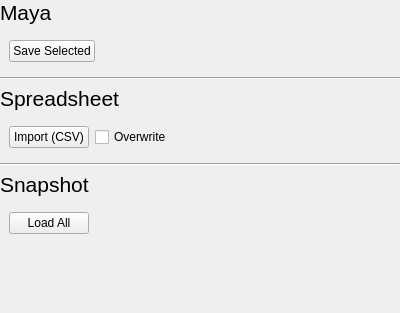
Above: resources/widget/tools/TrackwayImporterWidget/TrackwayImporterWidget.ui from sernst/Cadence before the change. Below: the same form after it.
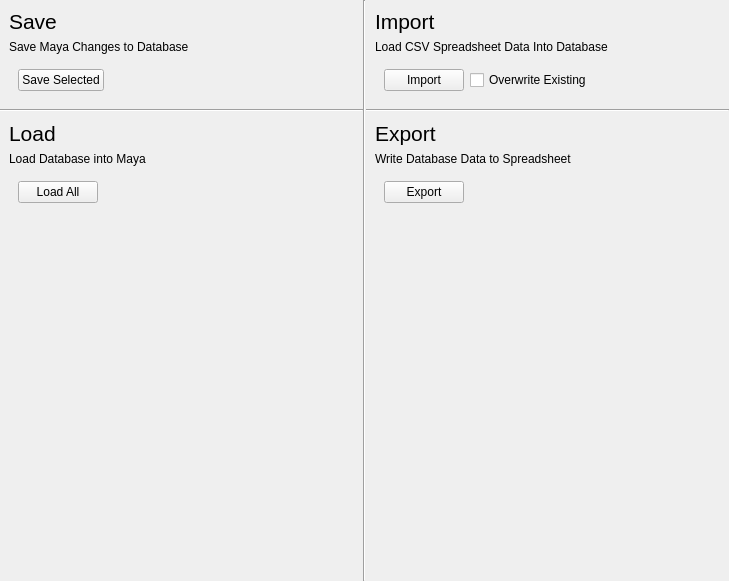
That is the form after the change.

Commit message: Trackway Importer tool display updates.

Patch:
```diff
--- a/resources/widget/tools/TrackwayImporterWidget/TrackwayImporterWidget.ui
+++ b/resources/widget/tools/TrackwayImporterWidget/TrackwayImporterWidget.ui
@@ -6,17 +6,32 @@
    <rect>
     <x>0</x>
     <y>0</y>
-    <width>400</width>
-    <height>313</height>
+    <width>729</width>
+    <height>581</height>
    </rect>
   </property>
   <property name="windowTitle">
    <string>Form</string>
   </property>
+  <layout class="QHBoxLayout" name="horizontalLayout_5">
+   <property name="spacing">
+    <number>0</number>
+   </property>
+   <property name="margin">
+    <number>0</number>
+   </property>
+   <item>
+    <widget class="QWidget" name="widget_8" native="true">
+     <layout class="QVBoxLayout" name="verticalLayout_6">
+      <property name="spacing">
+       <number>0</number>
+      </property>
+      <property name="margin">
+       <number>0</number>
+      </property>
+      <item>
+       <widget class="QWidget" name="widget_9" native="true">
   <layout class="QVBoxLayout" name="verticalLayout">
-   <property name="margin">
-    <number>0</number>
-   </property>
    <item>
     <widget class="QLabel" name="label_3">
      <property name="font">
@@ -25,7 +40,14 @@
       </font>
      </property>
      <property name="text">
-      <string>Maya</string>
+            <string>Save</string>
+           </property>
+          </widget>
+         </item>
+         <item>
+          <widget class="QLabel" name="label_7">
+           <property name="text">
+            <string>Save Maya Changes to Database</string>
      </property>
     </widget>
    </item>
@@ -55,6 +77,9 @@
      </layout>
     </widget>
    </item>
+        </layout>
+       </widget>
+      </item>
    <item>
     <widget class="Line" name="line_2">
      <property name="orientation">
@@ -63,6 +88,92 @@
     </widget>
    </item>
    <item>
+       <widget class="QWidget" name="widget_10" native="true">
+        <layout class="QVBoxLayout" name="verticalLayout_2">
+         <item>
+          <widget class="QLabel" name="label_2">
+           <property name="font">
+            <font>
+             <pointsize>16</pointsize>
+            </font>
+           </property>
+           <property name="text">
+            <string>Load</string>
+           </property>
+          </widget>
+         </item>
+         <item>
+          <widget class="QLabel" name="label_8">
+           <property name="text">
+            <string>Load Database into Maya</string>
+           </property>
+          </widget>
+         </item>
+         <item>
+          <widget class="QWidget" name="widget_2" native="true">
+           <layout class="QHBoxLayout" name="horizontalLayout_2">
+            <item>
+             <widget class="QPushButton" name="loadAllBtn">
+              <property name="text">
+               <string>Load All</string>
+              </property>
+             </widget>
+            </item>
+            <item>
+             <spacer name="horizontalSpacer">
+              <property name="orientation">
+               <enum>Qt::Horizontal</enum>
+              </property>
+              <property name="sizeHint" stdset="0">
+               <size>
+                <width>40</width>
+                <height>20</height>
+               </size>
+              </property>
+             </spacer>
+            </item>
+           </layout>
+          </widget>
+         </item>
+        </layout>
+       </widget>
+      </item>
+      <item>
+       <spacer name="verticalSpacer_2">
+        <property name="orientation">
+         <enum>Qt::Vertical</enum>
+        </property>
+        <property name="sizeHint" stdset="0">
+         <size>
+          <width>20</width>
+          <height>350</height>
+         </size>
+        </property>
+       </spacer>
+      </item>
+     </layout>
+    </widget>
+   </item>
+   <item>
+    <widget class="Line" name="line_3">
+     <property name="orientation">
+      <enum>Qt::Vertical</enum>
+     </property>
+    </widget>
+   </item>
+   <item>
+    <widget class="QWidget" name="widget_7" native="true">
+     <layout class="QVBoxLayout" name="verticalLayout_5">
+      <property name="spacing">
+       <number>0</number>
+      </property>
+      <property name="margin">
+       <number>0</number>
+      </property>
+      <item>
+       <widget class="QWidget" name="widget_4" native="true">
+        <layout class="QVBoxLayout" name="verticalLayout_4">
+         <item>
     <widget class="QLabel" name="label">
      <property name="font">
       <font>
@@ -70,7 +181,14 @@
       </font>
      </property>
      <property name="text">
-      <string>Spreadsheet</string>
+            <string>Import</string>
+           </property>
+          </widget>
+         </item>
+         <item>
+          <widget class="QLabel" name="label_4">
+           <property name="text">
+            <string>Load CSV Spreadsheet Data Into Database</string>
      </property>
     </widget>
    </item>
@@ -80,14 +198,14 @@
       <item>
        <widget class="QPushButton" name="importBtn">
         <property name="text">
-         <string>Import (CSV)</string>
+               <string>Import</string>
         </property>
        </widget>
       </item>
       <item>
        <widget class="QCheckBox" name="overwriteImportChk">
         <property name="text">
-         <string>Overwrite</string>
+               <string>Overwrite Existing</string>
         </property>
        </widget>
       </item>
@@ -107,6 +225,9 @@
      </layout>
     </widget>
    </item>
+        </layout>
+       </widget>
+      </item>
    <item>
     <widget class="Line" name="line">
      <property name="orientation">
@@ -115,39 +236,52 @@
     </widget>
    </item>
    <item>
-    <widget class="QLabel" name="label_2">
+       <widget class="QWidget" name="widget_5" native="true">
+        <layout class="QVBoxLayout" name="verticalLayout_3">
+         <item>
+          <widget class="QLabel" name="label_5">
      <property name="font">
       <font>
        <pointsize>16</pointsize>
       </font>
      </property>
      <property name="text">
-      <string>Snapshot</string>
+            <string>Export</string>
      </property>
     </widget>
    </item>
    <item>
-    <widget class="QWidget" name="widget_2" native="true">
-     <layout class="QHBoxLayout" name="horizontalLayout_2">
+          <widget class="QLabel" name="label_6">
+           <property name="text">
+            <string>Write Database Data to Spreadsheet</string>
+           </property>
+          </widget>
+         </item>
       <item>
-       <widget class="QPushButton" name="loadAllBtn">
+          <widget class="QWidget" name="widget_6" native="true">
+           <layout class="QHBoxLayout" name="horizontalLayout_4">
+            <item>
+             <widget class="QPushButton" name="exportBtn">
         <property name="text">
-         <string>Load All</string>
+               <string>Export</string>
         </property>
        </widget>
       </item>
       <item>
-       <spacer name="horizontalSpacer">
+             <spacer name="horizontalSpacer_4">
         <property name="orientation">
          <enum>Qt::Horizontal</enum>
         </property>
         <property name="sizeHint" stdset="0">
          <size>
-          <width>40</width>
+                <width>231</width>
           <height>20</height>
          </size>
         </property>
        </spacer>
+            </item>
+           </layout>
+          </widget>
       </item>
      </layout>
     </widget>
@@ -164,6 +298,9 @@
       </size>
      </property>
     </spacer>
+      </item>
+     </layout>
+    </widget>
    </item>
   </layout>
  </widget>
```
Lines whose indentation alone changed are shown as unchanged.
